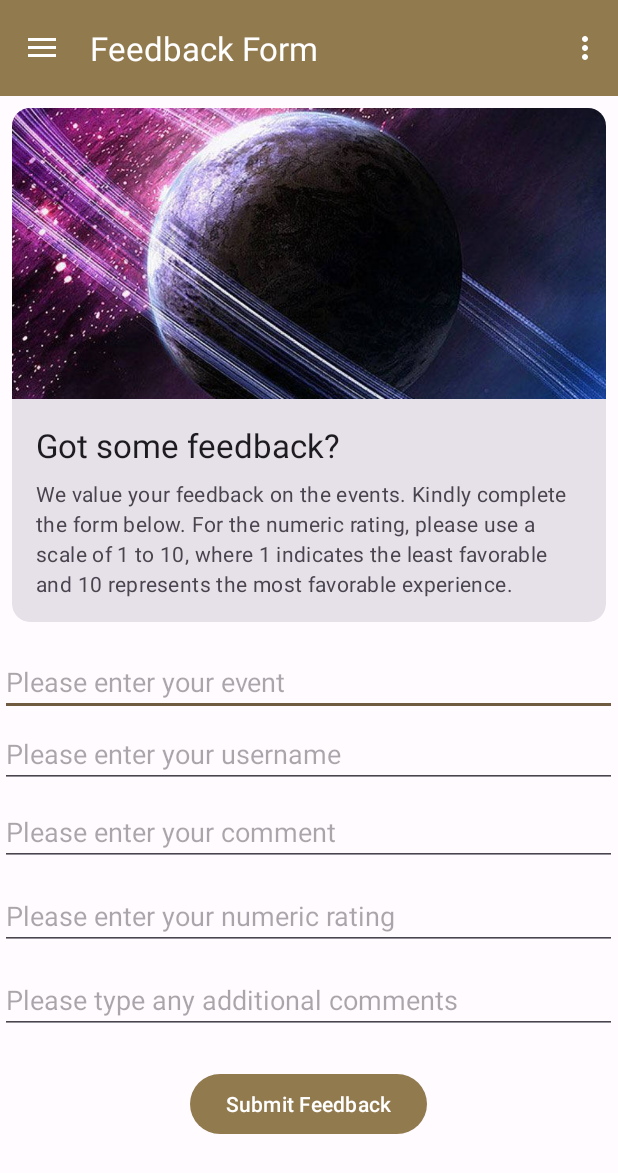
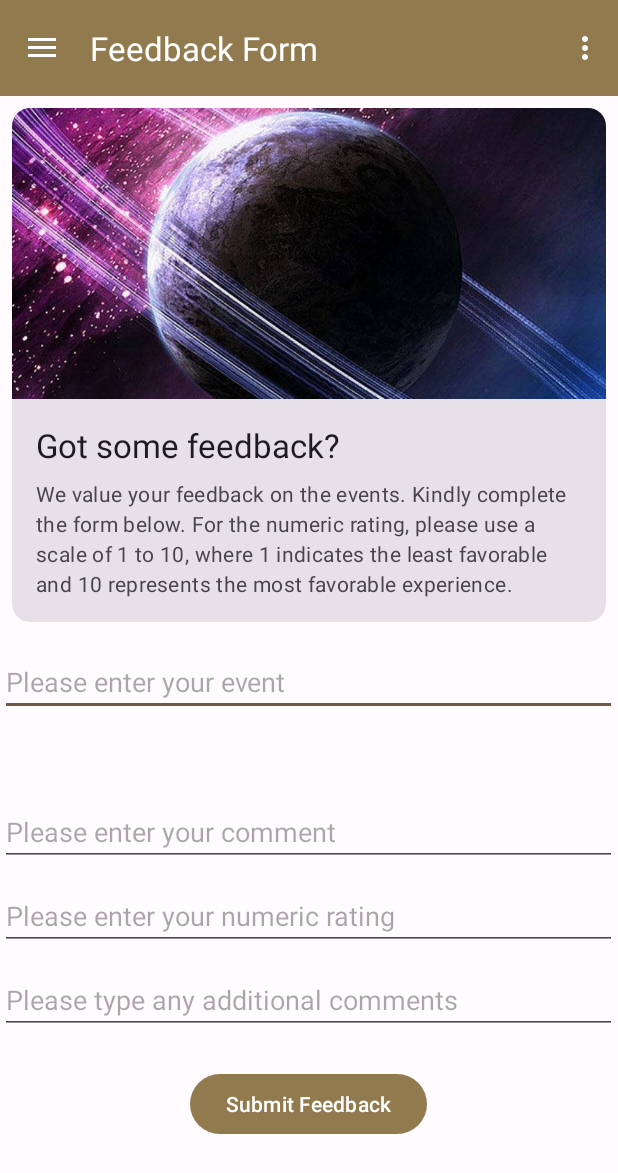
Before and after one commit to vincent-vw/CSCB07-Project, an Android app: the screen it shows after launch (MainActivity), in the side drawer, after a tap on "Feedback Form", on a phone screen of 412 x 824 dp. Shown: the top 1173 px of the screen. Run offline under Robolectric (Android 15) with nearby library versions, the light colour scheme and no system bars; our stand-ins replace Firebase (no records; nobody signed in at launch, a user with empty details on screens opened directly), RxJava, navigation-ui.

Commit message:
Modified forms

```diff
--- a/Application/app/src/main/java/com/example/cscb07project/MainActivity.java
+++ b/Application/app/src/main/java/com/example/cscb07project/MainActivity.java
@@ -59,7 +59,7 @@ public class MainActivity extends AppCompatActivity {
         NavigationUI.setupActionBarWithNavController(this, navController, mAppBarConfiguration);
         NavigationUI.setupWithNavController(navigationView, navController);
 
-        user = null;
+        user = new User("Unknown User", "", "");
 
         // Link to realtime database
         db = FirebaseDatabase.getInstance("https://cscb07project-c6a1c-default-rtdb.firebaseio.com/");
--- a/Application/app/src/main/java/com/example/cscb07project/ui/feedback/FeedbackFormFragment.java
+++ b/Application/app/src/main/java/com/example/cscb07project/ui/feedback/FeedbackFormFragment.java
@@ -12,6 +12,8 @@ import android.widget.Toast;
 import androidx.annotation.NonNull;
 import androidx.annotation.Nullable;
 import androidx.fragment.app.Fragment;
+
+import com.example.cscb07project.MainActivity;
 import com.example.cscb07project.R;
 
 import com.example.cscb07project.ui.Feedback;
@@ -23,11 +25,9 @@ import com.google.firebase.database.FirebaseDatabase;
 public class FeedbackFormFragment extends Fragment {
     private EditText editTextEvent;
     private EditText editTextComment;
-    private EditText editTextUsername;
     private EditText editTextNumericRating;
     private EditText editTextAdditionalComments;
     private Button buttonSubmitFeedback;
-
     private DatabaseReference databaseReference;
 
     @Override
@@ -43,7 +43,6 @@ public class FeedbackFormFragment extends Fragment {
         // Initialize UI components
         editTextEvent = view.findViewById(R.id.editTextEvent);
         editTextComment = view.findViewById(R.id.editTextComment);
-        editTextUsername = view.findViewById(R.id.editTextUsername);
         editTextNumericRating = view.findViewById(R.id.editTextNumericRating);
         editTextAdditionalComments = view.findViewById(R.id.editTextAdditionalComments);
         buttonSubmitFeedback = view.findViewById(R.id.buttonSubmitFeedback);
@@ -63,8 +62,8 @@ public class FeedbackFormFragment extends Fragment {
         // Get feedback details from EditText
         String event = editTextEvent.getText().toString().trim();
         String comment = editTextComment.getText().toString().trim();
-        String username = editTextUsername.getText().toString().trim();
         String numericRatingStr = editTextNumericRating.getText().toString().trim();
+        String username = MainActivity.user.getUsername();
         int numericRating = 0;
 
         try {
@@ -83,7 +82,7 @@ public class FeedbackFormFragment extends Fragment {
         String additionalComments = editTextAdditionalComments.getText().toString().trim();
 
         // Check for empty fields (except for additional comments)
-        if (!TextUtils.isEmpty(event) && !TextUtils.isEmpty(comment) && !TextUtils.isEmpty(username)) {
+        if (!TextUtils.isEmpty(event) && !TextUtils.isEmpty(comment)) {
             // Generate a unique key for the feedback
             String key = databaseReference.push().getKey();
 
@@ -105,16 +104,14 @@ public class FeedbackFormFragment extends Fragment {
                 }
             });
         } else {
-            // prompting the user to fill in all required fields
+            // Prompting the user to fill in all required fields
             Toast.makeText(requireContext(), "Please fill in all required fields", Toast.LENGTH_SHORT).show();
         }
     }
 
-
     private void clearForm() {
         editTextEvent.setText("");
         editTextComment.setText("");
-        editTextUsername.setText("");
         editTextNumericRating.setText("");
         editTextAdditionalComments.setText("");
     }
--- a/Application/app/src/main/res/layout/fragment_feedback_form.xml
+++ b/Application/app/src/main/res/layout/fragment_feedback_form.xml
@@ -62,19 +62,6 @@
         tools:ignore="MissingConstraints" />
 
     <EditText
-        android:id="@+id/editTextUsername"
-        android:layout_width="411dp"
-        android:layout_height="wrap_content"
-        android:layout_marginTop="416dp"
-        android:hint="@string/hint_username"
-        android:inputType="text"
-        app:layout_constraintEnd_toEndOf="parent"
-        app:layout_constraintHorizontal_bias="0.0"
-        app:layout_constraintStart_toStartOf="parent"
-        app:layout_constraintTop_toTopOf="parent"
-        tools:ignore="MissingConstraints" />
-
-    <EditText
         android:id="@+id/editTextComment"
         android:layout_width="411dp"
         android:layout_height="wrap_content"
@@ -91,7 +78,6 @@
         android:id="@+id/editTextNumericRating"
         android:layout_width="411dp"
         android:layout_height="wrap_content"
-
         android:layout_marginTop="524dp"
         android:hint="@string/hint_numeric_rating"
         android:inputType="number"
```
Also changed, not shown: Application/app/src/main/java/com/example/cscb07project/ui/complaintform/ComplaintFormFragment.java (line endings or trailing spaces).
